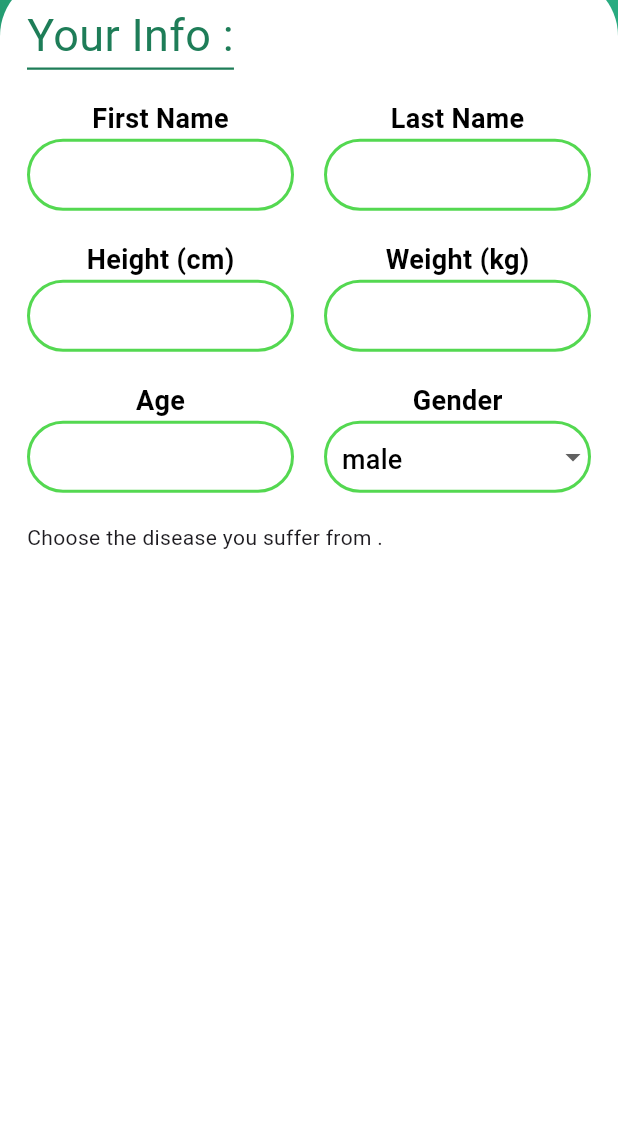
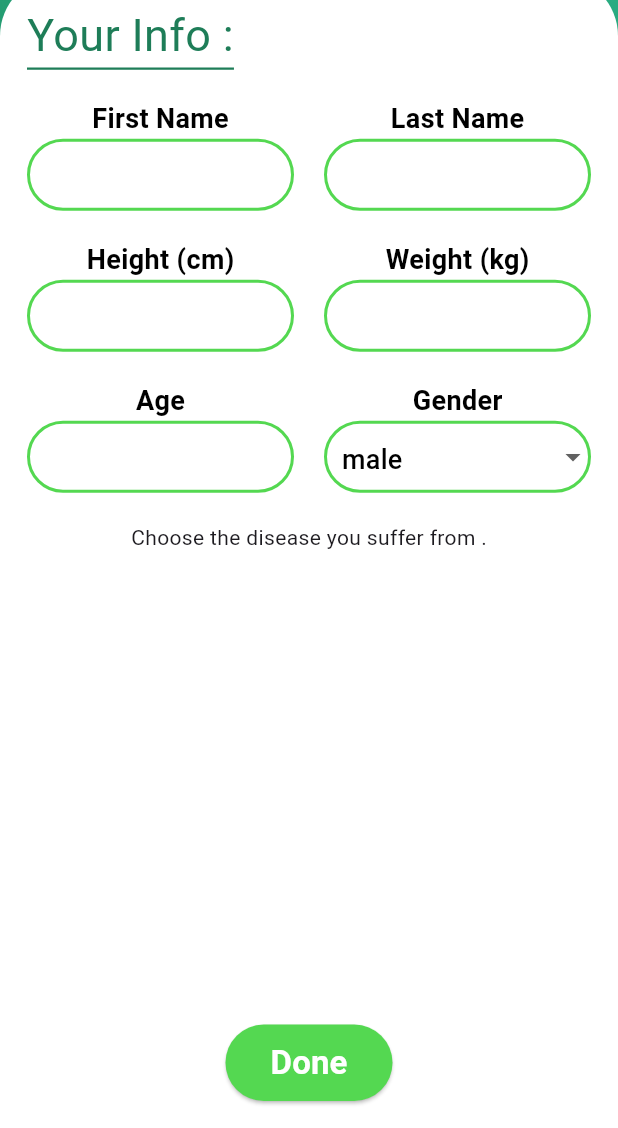
Before and after one commit to AhmedMohsen2492/Foodie, a Flutter app: the InfoScreen screen opened by its route, on a phone screen of 412 x 824 dp, the part 108-1236 px from its top. Run offline on Flutter 3.47's test engine with Material 3 defaults, Android fonts, the phone set to English and light mode, and no system bars; our stand-ins replace google_fonts, lottie.

Commit message:
finish some of info screen and create main screen

```diff
--- a/lib/main.dart
+++ b/lib/main.dart
@@ -1,6 +1,7 @@
 import 'package:flutter/material.dart';
 import 'package:foodie/ui/screens/info/info_screen.dart';
 import 'package:foodie/ui/screens/login/login_screen.dart';
+import 'package:foodie/ui/screens/main/main_screen.dart';
 import 'package:foodie/ui/screens/signup/sign_up_screen.dart';
 import 'package:foodie/ui/screens/splash/splash_screen.dart';
 import 'package:foodie/ui/screens/start/start_screen.dart';
@@ -21,8 +22,9 @@ class MyApp extends StatelessWidget {
         SignUpScreen.routeName : (_) => SignUpScreen(),
         LoginScreen.routeName: (_) => LoginScreen(),
         InfoScreen.routeName : (_) => InfoScreen(),
+        MainScreen.routeName : (_) => MainScreen(),
       },
-      initialRoute: InfoScreen.routeName,
+      initialRoute: SplashScreen.routeName,
       debugShowCheckedModeBanner: false,
     );
   }
--- a/lib/ui/screens/info/info_screen.dart
+++ b/lib/ui/screens/info/info_screen.dart
@@ -1,6 +1,7 @@
 import 'package:flutter/cupertino.dart';
 import 'package:flutter/material.dart';
 import 'package:flutter/widgets.dart';
+import 'package:foodie/ui/screens/main/main_screen.dart';
 import 'package:foodie/ui/utils/app_colors.dart';
 import 'package:google_fonts/google_fonts.dart';
 import '../../utils/app_assets.dart';
@@ -69,17 +70,17 @@ class _InfoScreenState extends State<InfoScreen> {
               ),
             ),
             child: Column(
-             crossAxisAlignment: CrossAxisAlignment.stretch,
+              // crossAxisAlignment: CrossAxisAlignment.stretch,
               children: [
                 Align(
                   alignment: Alignment.centerLeft,
                   child: Container(
                     decoration: BoxDecoration(
-                        border: Border(bottom: BorderSide(
+                        border: Border(
+                            bottom: BorderSide(
                       color: Color(0xff1E7D58),
                       width: 1.5, // Underline thickness
-                        ))
-                    ),
+                    ))),
                     child: Text(
                       "Your Info :",
                       style: GoogleFonts.abhayaLibre(
@@ -98,14 +99,12 @@ class _InfoScreenState extends State<InfoScreen> {
                       child: Column(
                         crossAxisAlignment: CrossAxisAlignment.center,
                         children: [
-                          Text(
-                              "First Name",
+                          Text("First Name",
                               style: GoogleFonts.abhayaLibre(
                                 color: Colors.black,
                                 fontWeight: FontWeight.bold,
                                 fontSize: 18,
-                            )
-                          ),
+                              )),
                           TextFormField(
                             decoration: InputDecoration(
                               filled: true,
@@ -119,7 +118,7 @@ class _InfoScreenState extends State<InfoScreen> {
                               border: OutlineInputBorder(
                                 borderRadius: BorderRadius.circular(30),
                                 borderSide: const BorderSide(
-                                    color:  Color(0xff54D851), width: 2),
+                                    color: Color(0xff54D851), width: 2),
                               ),
                             ),
                           ),
@@ -132,14 +131,12 @@ class _InfoScreenState extends State<InfoScreen> {
                     Expanded(
                       child: Column(
                         children: [
-                          Text(
-                              "Last Name",
+                          Text("Last Name",
                               style: GoogleFonts.abhayaLibre(
                                 color: Colors.black,
                                 fontWeight: FontWeight.bold,
                                 fontSize: 18,
-                              )
-                          ),
+                              )),
                           TextFormField(
                             decoration: InputDecoration(
                               filled: true,
@@ -153,7 +150,7 @@ class _InfoScreenState extends State<InfoScreen> {
                               border: OutlineInputBorder(
                                 borderRadius: BorderRadius.circular(30),
                                 borderSide: const BorderSide(
-                                    color:  Color(0xff54D851), width: 2),
+                                    color: Color(0xff54D851), width: 2),
                               ),
                             ),
                           ),
@@ -171,14 +168,12 @@ class _InfoScreenState extends State<InfoScreen> {
                       child: Column(
                         crossAxisAlignment: CrossAxisAlignment.center,
                         children: [
-                          Text(
-                              "Height (cm)",
+                          Text("Height (cm)",
                               style: GoogleFonts.abhayaLibre(
                                 color: Colors.black,
                                 fontWeight: FontWeight.bold,
                                 fontSize: 18,
-                              )
-                          ),
+                              )),
                           TextFormField(
                             keyboardType: TextInputType.number,
                             decoration: InputDecoration(
@@ -193,7 +188,7 @@ class _InfoScreenState extends State<InfoScreen> {
                               border: OutlineInputBorder(
                                 borderRadius: BorderRadius.circular(30),
                                 borderSide: const BorderSide(
-                                    color:  Color(0xff54D851), width: 2),
+                                    color: Color(0xff54D851), width: 2),
                               ),
                             ),
                           ),
@@ -206,14 +201,12 @@ class _InfoScreenState extends State<InfoScreen> {
                     Expanded(
                       child: Column(
                         children: [
-                          Text(
-                              "Weight (kg)",
+                          Text("Weight (kg)",
                               style: GoogleFonts.abhayaLibre(
                                 color: Colors.black,
                                 fontWeight: FontWeight.bold,
                                 fontSize: 18,
-                              )
-                          ),
+                              )),
                           TextFormField(
                             keyboardType: TextInputType.number,
                             decoration: InputDecoration(
@@ -228,7 +221,7 @@ class _InfoScreenState extends State<InfoScreen> {
                               border: OutlineInputBorder(
                                 borderRadius: BorderRadius.circular(30),
                                 borderSide: const BorderSide(
-                                    color:  Color(0xff54D851), width: 2),
+                                    color: Color(0xff54D851), width: 2),
                               ),
                             ),
                           ),
@@ -246,14 +239,12 @@ class _InfoScreenState extends State<InfoScreen> {
                       child: Column(
                         crossAxisAlignment: CrossAxisAlignment.center,
                         children: [
-                          Text(
-                              "Age",
+                          Text("Age",
                               style: GoogleFonts.abhayaLibre(
                                 color: Colors.black,
                                 fontWeight: FontWeight.bold,
                                 fontSize: 18,
-                              )
-                          ),
+                              )),
                           TextFormField(
                             keyboardType: TextInputType.number,
                             decoration: InputDecoration(
@@ -268,7 +259,7 @@ class _InfoScreenState extends State<InfoScreen> {
                               border: OutlineInputBorder(
                                 borderRadius: BorderRadius.circular(30),
                                 borderSide: const BorderSide(
-                                    color:  Color(0xff54D851), width: 2),
+                                    color: Color(0xff54D851), width: 2),
                               ),
                             ),
                           ),
@@ -281,14 +272,12 @@ class _InfoScreenState extends State<InfoScreen> {
                     Expanded(
                       child: Column(
                         children: [
-                          Text(
-                              "Gender",
+                          Text("Gender",
                               style: GoogleFonts.abhayaLibre(
                                 color: Colors.black,
                                 fontWeight: FontWeight.bold,
                                 fontSize: 18,
-                              )
-                          ),
+                              )),
                           DropdownButtonFormField(
                             items: [
                               DropdownMenuItem(
@@ -312,11 +301,13 @@ class _InfoScreenState extends State<InfoScreen> {
                               contentPadding: EdgeInsets.all(8),
                               enabledBorder: OutlineInputBorder(
                                 borderRadius: BorderRadius.circular(30),
-                                borderSide: BorderSide(color: Color(0xff54D851), width: 2),
+                                borderSide: BorderSide(
+                                    color: Color(0xff54D851), width: 2),
                               ),
                               focusedBorder: OutlineInputBorder(
                                 borderRadius: BorderRadius.circular(30),
-                                borderSide: BorderSide(color: Color(0xff54D851), width: 2),
+                                borderSide: BorderSide(
+                                    color: Color(0xff54D851), width: 2),
                               ),
                             ),
                             isExpanded: true,
@@ -336,6 +327,30 @@ class _InfoScreenState extends State<InfoScreen> {
                   height: 20,
                 ),
                 Text("Choose the disease you suffer from ."),
+                Spacer(),
+                ElevatedButton(
+                  onPressed: () {
+                    Navigator.of(context).pushNamedAndRemoveUntil(
+                        MainScreen.routeName, (route) => false);
+                  },
+                  style: ElevatedButton.styleFrom(
+                      padding: const EdgeInsets.symmetric(
+                        horizontal: 30,
+                        vertical: 10,
+                      ),
+                      backgroundColor: const Color(0xff54D851),
+                      shape: RoundedRectangleBorder(
+                        borderRadius: BorderRadius.circular(40),
+                      )),
+                  child: Text(
+                    "Done",
+                    style: GoogleFonts.abhayaLibre(
+                      fontSize: 22,
+                      fontWeight: FontWeight.bold,
+                      color: AppColors.prime,
+                    ),
+                  ),
+                ),
               ],
             ),
           ),
```
Also changed, not shown: lib/ui/screens/login/login_screen.dart (+8 -2 lines), lib/ui/screens/main/main_screen.dart (added, +15 -0 lines), lib/ui/screens/signup/sign_up_screen.dart (+6 -2 lines), lib/ui/screens/splash/splash_screen.dart (+7 -6 lines). Lines whose indentation alone changed are shown as unchanged.
